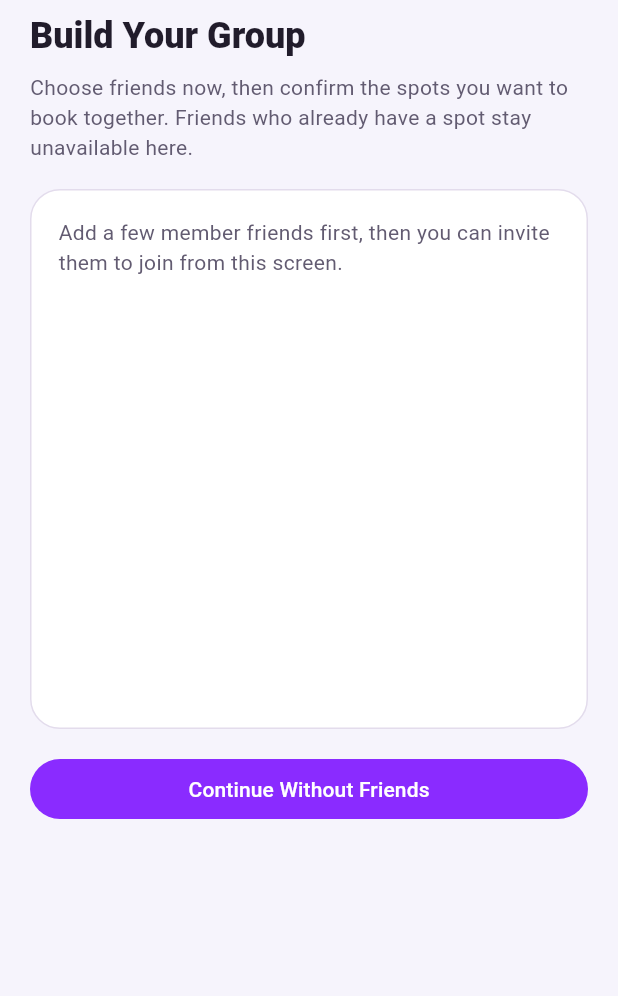
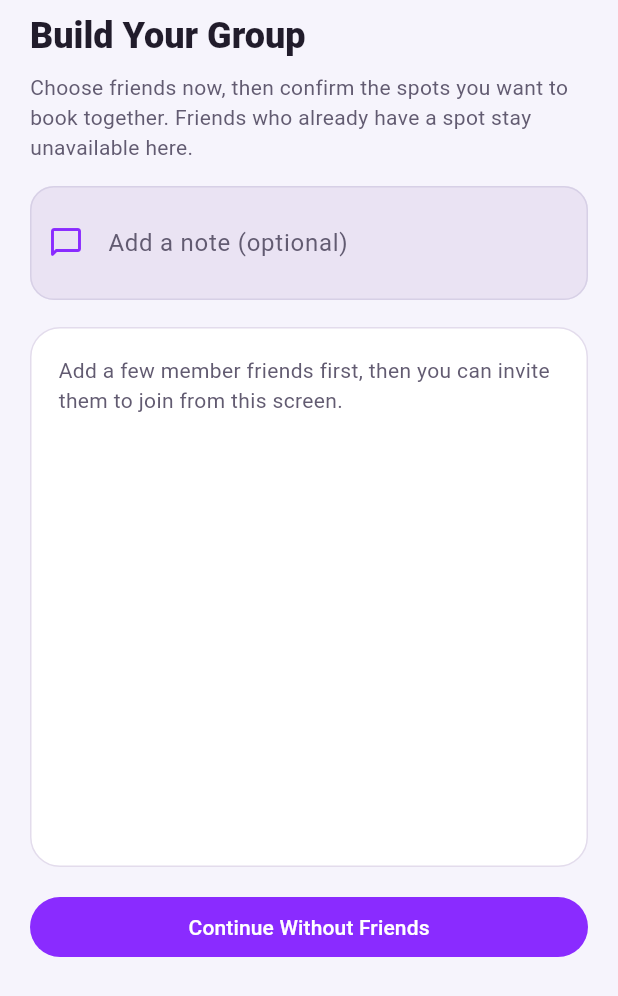
Before and after one commit to linseymiranda1024/PatYourMat--Jr-design, a Flutter app: the _GroupInviteSheet widget shown alone on an empty page, opened directly with empty values, on a phone screen of 412 x 824 dp. Shown: the top 996 px of the screen. Run offline on Flutter 3.47's test engine with Material 3 defaults, Android fonts, the phone set to English and light mode, and no system bars; our stand-ins replace cloud_firestore, firebase_auth, firebase_core, firebase_storage, flutter_riverpod, flutter_secure_storage and 8 more; accounts and stored records are empty.

Commit message:
Feature: Optional invite message

```diff
--- a/lib/db_helpers/db_reservations.dart
+++ b/lib/db_helpers/db_reservations.dart
@@ -114,6 +114,7 @@ class DBReservations {
     required GymClass gymClass,
     required List<String> selectedMatNumbers,
     required List<String> inviteeUids,
+    String inviteMessage = '',
     String? hostBookingRole,
   }) async {
     try {
@@ -231,6 +232,7 @@ class DBReservations {
             'class_time': Timestamp.fromDate(gymClass.dateTime),
             'host_mat_number': normalizedHostMat,
             'reserved_mat_number': inviteeMatNumber,
+            'invite_message': inviteMessage,
             'invite_status': 'pending',
             'created_at': FieldValue.serverTimestamp(),
           });
--- a/lib/screens/mat_selection_screen.dart
+++ b/lib/screens/mat_selection_screen.dart
@@ -64,6 +64,7 @@ class _MatSelectionScreenState extends ConsumerState<MatSelectionScreen> {
   final List<int> _selectedMats = <int>[];
   bool _isSubmitting = false;
   final Set<String> _selectedInviteeUids = <String>{};
+  String _inviteMessage = '';
   String _selectedRole = '';
   String _selectedZoneId = '';
 
@@ -139,6 +140,7 @@ class _MatSelectionScreenState extends ConsumerState<MatSelectionScreen> {
               gymClass: gClass,
               selectedMatNumbers: matNumbers,
               inviteeUids: _selectedInviteeUids.toList(),
+              inviteMessage: _inviteMessage,
               hostBookingRole: bookingRole,
             );
         reservedMat = groupResult.hostMatNumber;
@@ -212,7 +214,7 @@ class _MatSelectionScreenState extends ConsumerState<MatSelectionScreen> {
       return;
     }
 
-    final selectedInvitees = await showModalBottomSheet<List<_InviteFriend>>(
+    final selection = await showModalBottomSheet<_InviteSelection>(
       context: context,
       isScrollControlled: true,
       showDragHandle: true,
@@ -220,17 +222,19 @@ class _MatSelectionScreenState extends ConsumerState<MatSelectionScreen> {
         currentUid: currentUid,
         classId: widget.classId,
         initiallySelectedUids: _selectedInviteeUids,
+        initialMessage: _inviteMessage,
       ),
     );
 
-    if (!mounted || selectedInvitees == null) {
+    if (!mounted || selection == null) {
       return;
     }
 
     setState(() {
       _selectedInviteeUids
         ..clear()
-        ..addAll(selectedInvitees.map((friend) => friend.uid));
+        ..addAll(selection.invitees.map((friend) => friend.uid));
+      _inviteMessage = selection.message;
       final maxSelections = _groupSize;
       if (_selectedMats.length > maxSelections) {
         _selectedMats.removeRange(maxSelections, _selectedMats.length);
@@ -2295,11 +2299,13 @@ class _GroupInviteSheet extends StatefulWidget {
   final String currentUid;
   final String classId;
   final Set<String> initiallySelectedUids;
+  final String initialMessage;
 
   const _GroupInviteSheet({
     required this.currentUid,
     required this.classId,
     this.initiallySelectedUids = const <String>{},
+    this.initialMessage = '',
   });
 
   @override
@@ -2310,7 +2316,14 @@ class _GroupInviteSheetState extends State<_GroupInviteSheet> {
   late final Set<String> _selectedUids = <String>{
     ...widget.initiallySelectedUids,
   };
+  late final _messageController = TextEditingController(text: widget.initialMessage);
   final Map<String, _InviteFriend> _friendsById = <String, _InviteFriend>{};
+
+  @override
+  void dispose() {
+    _messageController.dispose();
+    super.dispose();
+  }
 
   Stream<Map<String, Map<String, dynamic>>> _friendProfilesStream(
     List<String> friendIds,
@@ -2434,6 +2447,23 @@ class _GroupInviteSheetState extends State<_GroupInviteSheet> {
                 color: colorScheme.onSurfaceVariant,
                 height: 1.4,
               ),
+            ),
+            const SizedBox(height: 16),
+            TextField(
+              controller: _messageController,
+              decoration: InputDecoration(
+                labelText: 'Add a note (optional)',
+                hintText: 'e.g. Hope to see you there!',
+                prefixIcon: const Icon(Icons.chat_bubble_outline_rounded),
+                filled: true,
+                fillColor: colorScheme.surfaceContainerHighest,
+                border: OutlineInputBorder(
+                  borderRadius: BorderRadius.circular(16),
+                  borderSide: BorderSide.none,
+                ),
+              ),
+              maxLines: 2,
+              style: textTheme.bodyMedium,
             ),
             const SizedBox(height: 18),
             SizedBox(
@@ -2631,12 +2661,14 @@ class _GroupInviteSheetState extends State<_GroupInviteSheet> {
               width: double.infinity,
               child: FilledButton(
                 onPressed: () {
-                  Navigator.of(context).pop(
-                    _selectedUids
-                        .map((uid) => _friendsById[uid])
-                        .whereType<_InviteFriend>()
-                        .toList(),
-                  );
+                  final invitees = _selectedUids
+                      .map((uid) => _friendsById[uid])
+                      .whereType<_InviteFriend>()
+                      .toList();
+                  Navigator.of(context).pop(_InviteSelection(
+                    invitees: invitees,
+                    message: _messageController.text.trim(),
+                  ));
                 },
                 child: Text(
                   _selectedUids.isEmpty
@@ -2651,3 +2683,9 @@ class _GroupInviteSheetState extends State<_GroupInviteSheet> {
     );
   }
 }
+
+class _InviteSelection {
+  final List<_InviteFriend> invitees;
+  final String message;
+  const _InviteSelection({required this.invitees, required this.message});
+}
--- a/lib/screens/notifications_screen.dart
+++ b/lib/screens/notifications_screen.dart
@@ -635,6 +635,7 @@ class _NotificationItem {
     final classTime = _timestampToDateTime(data['class_time']);
     final inviteStatus = (data['invite_status'] ?? '').toString();
     final hostMatNumber = (data['host_mat_number'] ?? '').toString().trim();
+    final inviteMessage = (data['invite_message'] ?? '').toString().trim();
     final reservedMatNumber = (data['reserved_mat_number'] ?? '')
         .toString()
         .trim();
@@ -652,7 +653,9 @@ class _NotificationItem {
         id: doc.id,
         type: type,
         title: baseTitle,
-        message: baseMessage,
+        message: inviteMessage.isNotEmpty
+            ? '$baseMessage\n\n"$inviteMessage"'
+            : baseMessage,
         timeLabel: _relativeLabel(createdAt),
         icon: Icons.group_add,
         color: const Color(0xFF2563EB),
```
Also changed, not shown: 1 other file.
